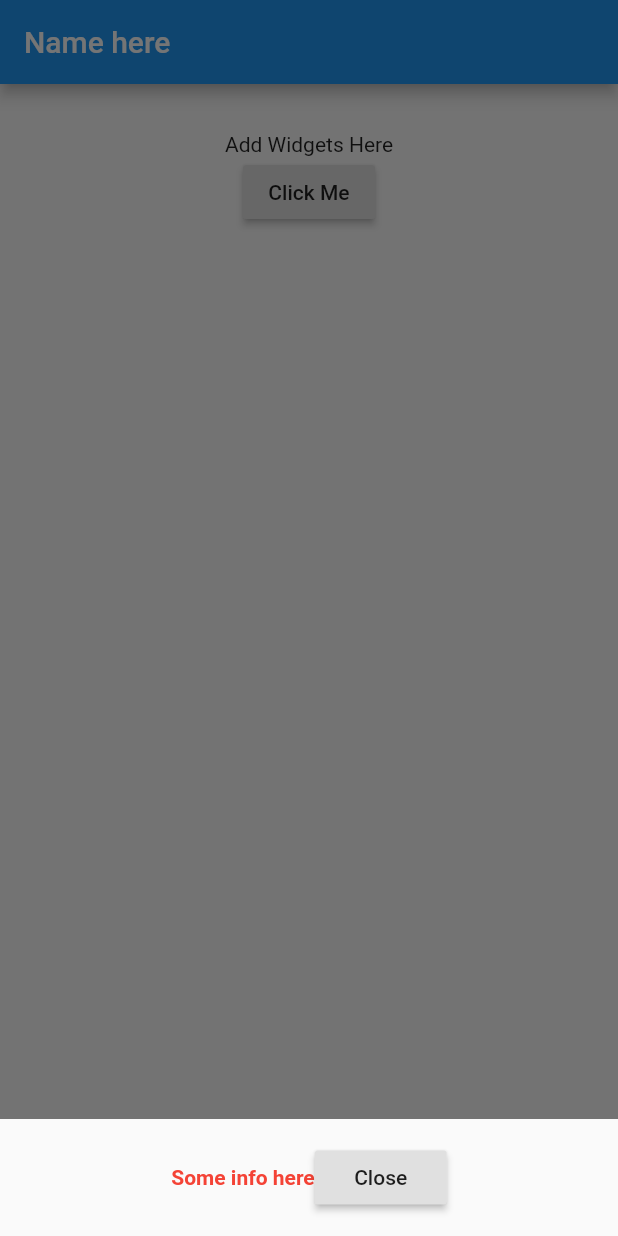
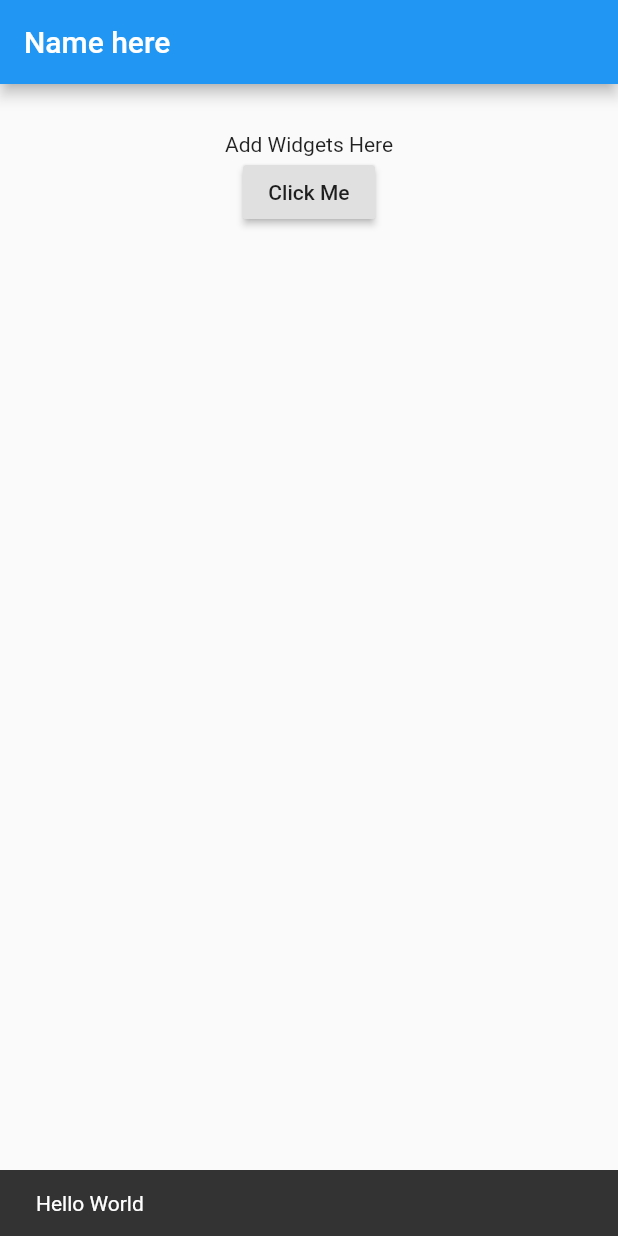
Before and after one commit to dspano/flutter-intro, a Flutter app: the screen it shows after launch, after a tap on "Click Me", on a phone screen of 412 x 824 dp. Run offline on Flutter 3.47's test engine with Material 2 defaults, Android fonts, the phone set to English and light mode, and no system bars.

Commit message:
Snack Bar

```diff
--- a/flutter_tutorial/lib/main.dart
+++ b/flutter_tutorial/lib/main.dart
@@ -13,27 +13,16 @@ class MyApp extends StatefulWidget {
 }
 
 class _State extends State<MyApp> {
-  void _showBottom() {
-    showModalBottomSheet<void>(
-      context: context,
-      builder: (BuildContext context) {
-        return new Container(
-          padding: new EdgeInsets.all(15.0),
-          child: new Row(
-            mainAxisAlignment: MainAxisAlignment.center,
-            children: <Widget>[
-              new Text("Some info here", style: new TextStyle(color: Colors.red, fontWeight: FontWeight.bold)),
-              new RaisedButton(onPressed: () => Navigator.pop(context), child: new Text("Close"))
-            ]
-          )
-        );
-      }
-    );
+  final GlobalKey<ScaffoldState> _scaffoldstate = new GlobalKey<ScaffoldState>();
+
+  void _showbar() {
+    _scaffoldstate.currentState.showSnackBar(new SnackBar(content: new Text("Hello World")));
   }
 
   @override
   Widget build(BuildContext context) {
     return new Scaffold(
+      key: _scaffoldstate,
       appBar: new AppBar(
         title: new Text('Name here'),
       ),
@@ -43,7 +32,7 @@ class _State extends State<MyApp> {
           child: new Column(
             children: <Widget>[
               new Text("Add Widgets Here"),
-              new RaisedButton(onPressed: _showBottom, child: new Text("Click Me"))
+              new RaisedButton(onPressed: _showbar, child: new Text("Click Me"))
             ]
           )
         )
```
